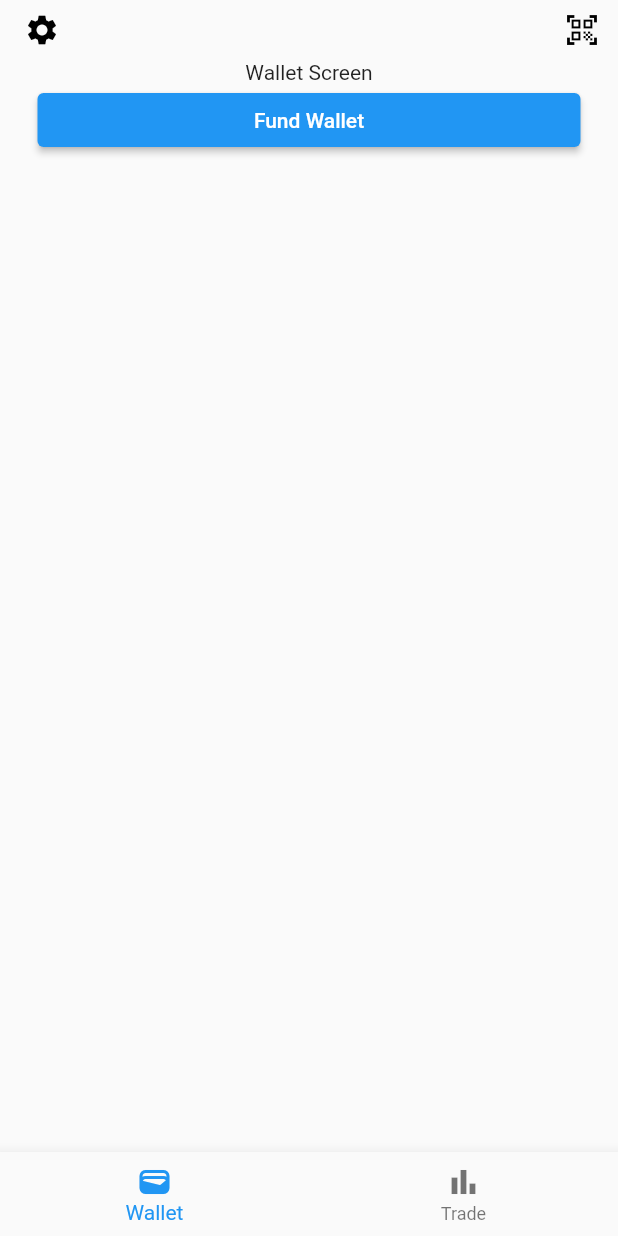
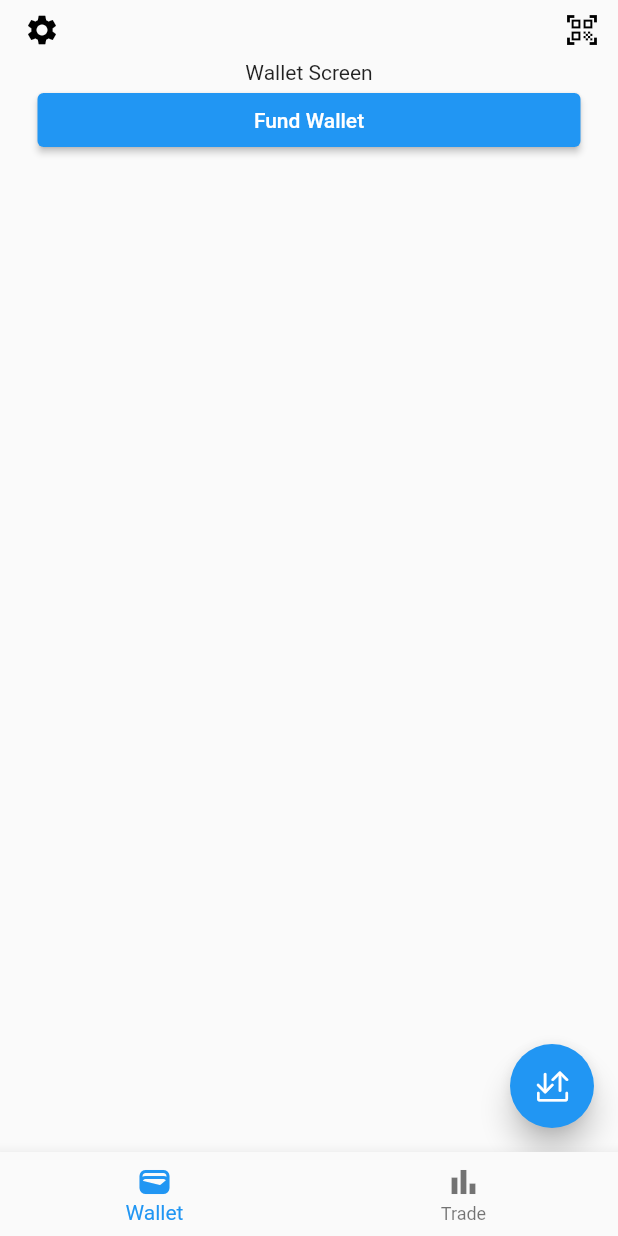
Before and after one commit to get10101/10101, a Flutter app: the screen it shows after launch, on a phone screen of 412 x 824 dp. Run offline on Flutter 3.47's test engine with Material 2 defaults, Android fonts, the phone set to English and light mode, and no system bars; drawn by our look-alikes of flutter_speed_dial; our stand-ins replace go_router; missing offline and left inert: dart:ffi, f_logs, flutter_rust_bridge.

Commit message:
chore: Add floating action buttons
- Wallet send/receive: Navigate to child screen for send/receive wizard (currently placeholder screen)
- Trade buy/sell: Open bottom sheet (placeholder)

Includes adding our own custom buttons as font.
https://www.fluttericon.com/ was used to create the font out of SVGs.

```diff
--- a/mobile/lib/features/wallet/wallet_screen.dart
+++ b/mobile/lib/features/wallet/wallet_screen.dart
@@ -1,5 +1,8 @@
 import 'package:flutter/material.dart';
+import 'package:flutter_speed_dial/flutter_speed_dial.dart';
 import 'package:get_10101/features/wallet/receive_screen.dart';
+import 'package:get_10101/features/wallet/send_screen.dart';
+import 'package:get_10101/util/send_receive_icons.dart';
 import 'package:go_router/go_router.dart';
 
 class WalletScreen extends StatefulWidget {
@@ -27,6 +30,34 @@ class _WalletScreenState extends State<WalletScreen> {
             child: const Text("Fund Wallet"),
           ),
         ],
-    ));
+      ),
+      floatingActionButton: SpeedDial(
+        icon: SendReceiveIcons.sendReceive,
+        iconTheme: const IconThemeData(size: 20),
+        activeIcon: Icons.close,
+        buttonSize: const Size(56.0, 56.0),
+        visible: true,
+        closeManually: false,
+        curve: Curves.bounceIn,
+        overlayColor: Colors.black,
+        overlayOpacity: 0.5,
+        elevation: 8.0,
+        shape: const CircleBorder(),
+        children: [
+          SpeedDialChild(
+            child: const Icon(SendReceiveIcons.receive, size: 20.0),
+            label: 'Receive',
+            labelStyle: const TextStyle(fontSize: 18.0),
+            onTap: () => context.go(ReceiveScreen.route),
+          ),
+          SpeedDialChild(
+            child: const Icon(SendReceiveIcons.sendWithQr, size: 24.0),
+            label: 'Send',
+            labelStyle: const TextStyle(fontSize: 18.0),
+            onTap: () => GoRouter.of(context).go(SendScreen.route),
+          ),
+        ],
+      ),
+    );
   }
 }
--- a/mobile/lib/main.dart
+++ b/mobile/lib/main.dart
@@ -5,6 +5,7 @@ import 'package:flutter_rust_bridge/flutter_rust_bridge.dart';
 import 'package:get_10101/features/trade/settings_screen.dart';
 import 'package:get_10101/features/wallet/receive_screen.dart';
 import 'package:get_10101/features/wallet/scanner_screen.dart';
+import 'package:get_10101/features/wallet/send_screen.dart';
 import 'package:get_10101/features/wallet/settings_screen.dart';
 import 'package:get_10101/util/app_bar_wrapper.dart';
 import 'package:go_router/go_router.dart';
@@ -49,6 +50,14 @@ class _TenTenOneAppState extends State<TenTenOneApp> {
               return const WalletScreen();
             },
             routes: <RouteBase>[
+              GoRoute(
+                path: SendScreen.subRouteName,
+                // Use root navigator so the screen overlays the application shell
+                parentNavigatorKey: _rootNavigatorKey,
+                builder: (BuildContext context, GoRouterState state) {
+                  return const SendScreen();
+                },
+              ),
               GoRoute(
                 path: ReceiveScreen.subRouteName,
                 // Use root navigator so the screen overlays the application shell
--- /dev/null
+++ b/mobile/lib/util/send_receive_icons.dart
@@ -0,0 +1,14 @@
+import 'package:flutter/widgets.dart';
+
+class SendReceiveIcons {
+  SendReceiveIcons._();
+
+  static const _kFontFam = 'SendReceiveIcons';
+  static const String? _kFontPkg = null;
+
+  static const IconData sendWithQr =
+      IconData(0xe806, fontFamily: _kFontFam, fontPackage: _kFontPkg);
+  static const IconData sendReceive =
+      IconData(0xe80a, fontFamily: _kFontFam, fontPackage: _kFontPkg);
+  static const IconData receive = IconData(0xe80b, fontFamily: _kFontFam, fontPackage: _kFontPkg);
+}
--- a/mobile/pubspec.yaml
+++ b/mobile/pubspec.yaml
@@ -13,6 +13,7 @@ dependencies:
   ffi: ^2.0.1
   f_logs: ^2.0.1
   flutter_rust_bridge: ^1.61.1
+  flutter_speed_dial: ^6.2.0
   meta: ^1.8.0
   go_router: ^6.0.2
 
@@ -24,3 +25,7 @@ dev_dependencies:
 
 flutter:
   uses-material-design: true
+  fonts:
+    - family: SendReceiveIcons
+      fonts:
+        - asset: fonts/SendReceiveIcons.ttf
```
Also changed, not shown: mobile/lib/features/trade/trade_screen.dart (+74 -5 lines), mobile/lib/features/wallet/send_screen.dart (added, +17 -0 lines), mobile/fonts/SendReceiveIcons.ttf (added), mobile/pubspec.lock. Lines whose indentation alone changed are shown as unchanged.
